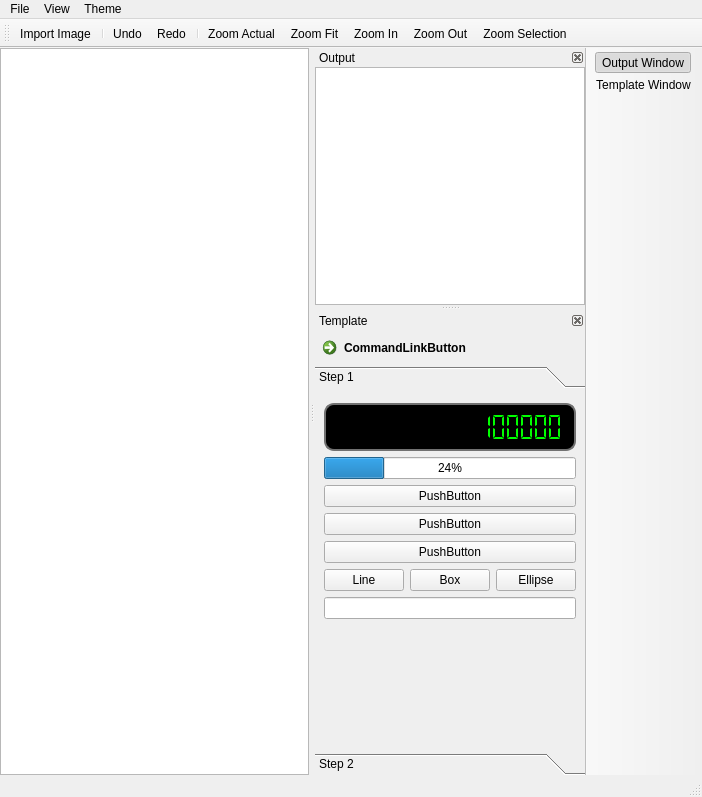
Qt form src/mainwindow.ui (jeffwong728/CommonTools) before a commit.
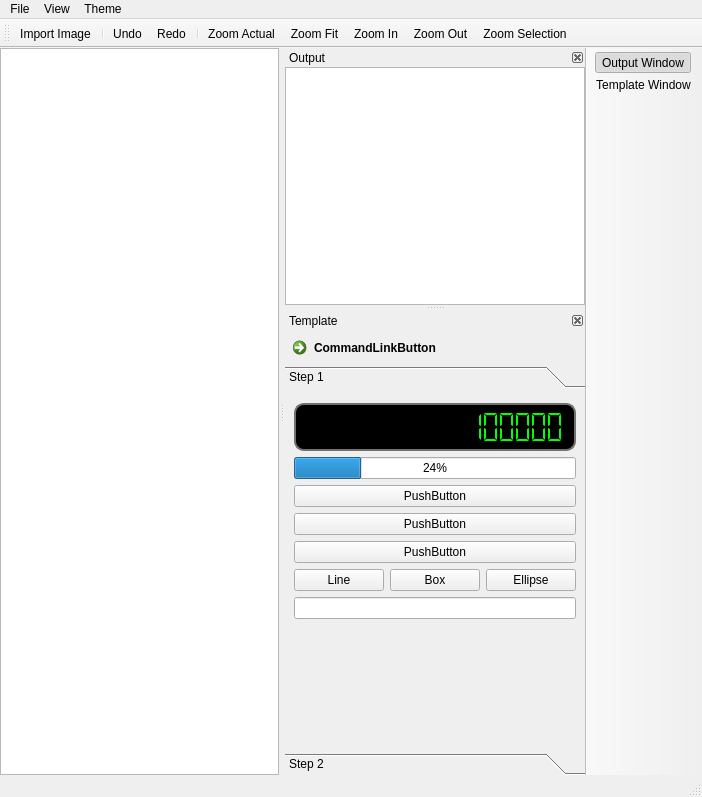
The same form after that commit. The open tabs and pages were chosen to show the change. Icons and pictures are not drawn.

The edit to the form file:
```diff
--- a/src/mainwindow.ui
+++ b/src/mainwindow.ui
@@ -23,7 +23,7 @@
      <verstretch>1</verstretch>
     </sizepolicy>
    </property>
-   <layout class="QVBoxLayout" name="verticalLayout_2">
+   <layout class="QHBoxLayout" name="horizontalLayout_3">
     <property name="spacing">
      <number>0</number>
     </property>
@@ -137,7 +137,7 @@
    </property>
    <property name="minimumSize">
     <size>
-     <width>258</width>
+     <width>300</width>
      <height>213</height>
     </size>
    </property>
@@ -204,6 +204,18 @@
    </widget>
   </widget>
   <widget class="QDockWidget" name="dockWidget_2">
+   <property name="sizePolicy">
+    <sizepolicy hsizetype="Preferred" vsizetype="Preferred">
+     <horstretch>1</horstretch>
+     <verstretch>1</verstretch>
+    </sizepolicy>
+   </property>
+   <property name="minimumSize">
+    <size>
+     <width>300</width>
+     <height>202</height>
+    </size>
+   </property>
    <property name="features">
     <set>QDockWidget::DockWidgetClosable</set>
    </property>
@@ -258,8 +270,8 @@
            <rect>
             <x>0</x>
             <y>0</y>
-            <width>274</width>
-            <height>327</height>
+            <width>259</width>
+            <height>324</height>
            </rect>
           </property>
           <attribute name="label">
@@ -284,7 +296,6 @@
                </property>
                <property name="font">
                 <font>
-                 <weight>50</weight>
                  <bold>false</bold>
                 </font>
                </property>
```
Left out of the diff: 4 changed lines with no effect on the pictures.
